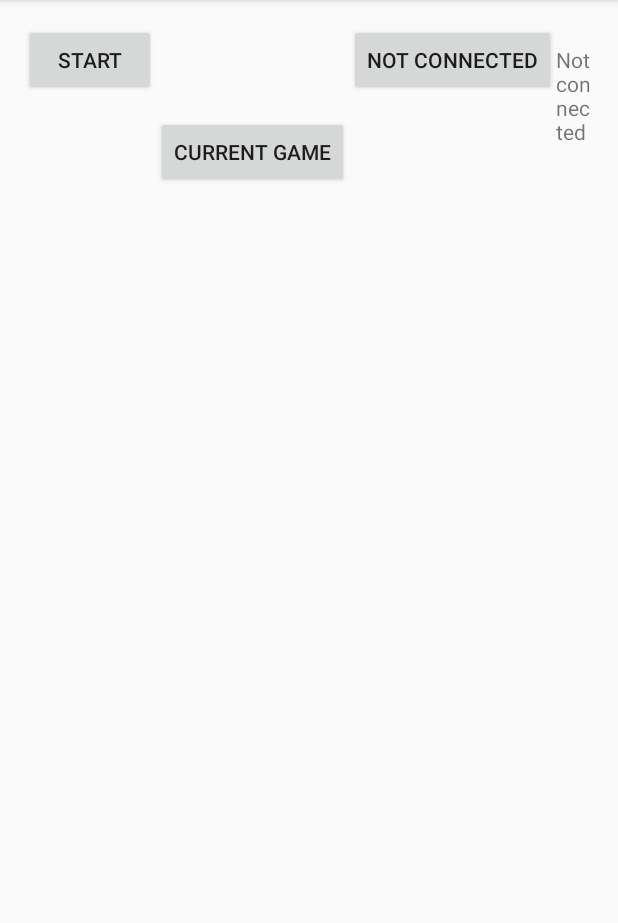
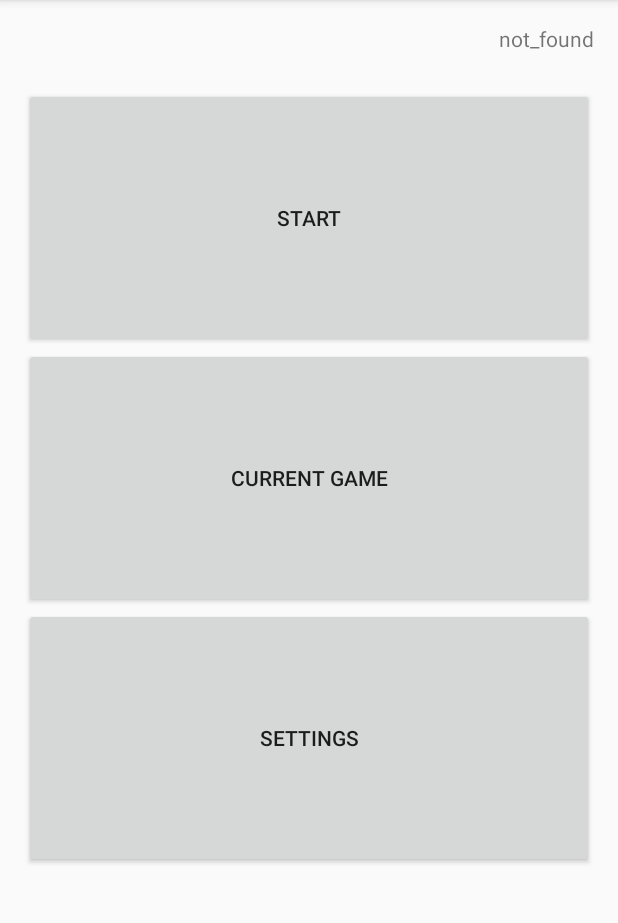
Before and after one commit to kyuhuh/aardappel, an Android app: the screen it shows after launch (MainActivity), on a phone screen of 412 x 824 dp, the part 84-1007 px from its top. Run offline under Robolectric (Android 15) with nearby library versions, the phone set to English and light mode, and no system bars; 2 statements that could not run were skipped.

Commit message:
Login flow improved, token/username from server response now gets stored and is available for use.

```diff
--- a/app/src/main/AndroidManifest.xml
+++ b/app/src/main/AndroidManifest.xml
@@ -19,7 +19,7 @@
             </intent-filter>
         </activity>
         <activity android:name=".StartActivity"></activity>
-        <activity android:name=".Account.Account_Activity"></activity>
+        <activity android:name=".Account_Activity"></activity>
     </application>
 
 </manifest>
--- a/app/src/main/java/nl/windesheim/capturetheclue/MainActivity.java
+++ b/app/src/main/java/nl/windesheim/capturetheclue/MainActivity.java
@@ -1,27 +1,49 @@
 package nl.windesheim.capturetheclue;
 
+import android.app.ProgressDialog;
+import android.content.Context;
+import android.content.Intent;
+import android.content.SharedPreferences;
 import android.support.v7.app.AppCompatActivity;
 import android.os.Bundle;
+import android.util.Log;
 import android.view.View;
-import android.widget.Button;
 import android.widget.TextView;
 
-import nl.windesheim.capturetheclue.Connection.JSONParser;
+import nl.windesheim.capturetheclue.Account.User;
 import nl.windesheim.capturetheclue.Connection.Server;
 
 public class MainActivity extends AppCompatActivity {
 
-    public static String serverStatus = "Not connected";
-    public static Button b;
+    public static String serverStatus = "";
+    public static TextView tv;
+    public static TextView userNameDisplay;
+    public static ProgressDialog pD;
+    public static boolean loggedIn = false;
+    public static final String PREFS_NAME = "prefs";
+    SharedPreferences settings;
 
     @Override
     protected void onCreate(Bundle savedInstanceState) {
         super.onCreate(savedInstanceState);
         setContentView(R.layout.activity_main);
-        TextView tv = (TextView) findViewById(R.id.status);
-        b = (Button) findViewById(R.id.settings);
-        b.setText(serverStatus);
+        tv = (TextView) findViewById(R.id.status);
         tv.setText(serverStatus);
+        settings = getSharedPreferences(PREFS_NAME, Context.MODE_PRIVATE);
+        userNameDisplay = (TextView) findViewById(R.id.userNameDisplay);
+        String username = settings.getString("username", "not_found");
+        userNameDisplay.setText(username);
+
+        // Test connection to Server, currently disabled because it takes a long time when the server is down.
+        //new Server().testConnection();
+        if (username == "not_found") {
+            //
+            Intent myIntent = new Intent(MainActivity.this, Account_Activity.class);
+            //myIntent.putExtra("key", value); //Optional parameters
+            MainActivity.this.startActivity(myIntent);
+        }
+
+
     }
 
     public void onClickMain(View view) {
@@ -36,9 +58,18 @@ public class MainActivity extends AppCompatActivity {
                 break;
 
             case R.id.settings:
-                //
 
-                new Server().testConnection();
+                Context c = this;
+                settings = c.getSharedPreferences(PREFS_NAME, Context.MODE_PRIVATE);
+                SharedPreferences.Editor editor = settings.edit();
+
+                editor.clear();
+                editor.commit();
+                Intent myIntent = new Intent(MainActivity.this, Account_Activity.class);
+                //myIntent.putExtra("key", value); //Optional parameters
+                MainActivity.this.startActivity(myIntent);
+
+
         }
     }
 }
--- a/app/src/main/res/layout/activity_main.xml
+++ b/app/src/main/res/layout/activity_main.xml
@@ -1,51 +1,64 @@
 <?xml version="1.0" encoding="utf-8"?>
 <LinearLayout xmlns:android="http://schemas.android.com/apk/res/android"
-    xmlns:tools="http://schemas.android.com/tools" android:layout_width="match_parent"
+    xmlns:tools="http://schemas.android.com/tools"
+    android:layout_width="fill_parent"
     android:layout_height="match_parent" android:paddingLeft="@dimen/activity_horizontal_margin"
     android:paddingRight="@dimen/activity_horizontal_margin"
     android:paddingTop="@dimen/activity_vertical_margin"
-    android:paddingBottom="@dimen/activity_vertical_margin" tools:context=".MainActivity">
+    android:paddingBottom="@dimen/activity_vertical_margin"
+    tools:context=".MainActivity"
+    android:orientation="vertical">
+
+    <TextView
+        android:layout_width="fill_parent"
+        android:layout_height="0dp"
+        android:id="@+id/userNameDisplay"
+        android:layout_weight="0.25"
+        android:layout_gravity="right"
+        android:textAlignment="viewEnd" />
 
     <Button
-        android:layout_width="wrap_content"
-        android:layout_height="wrap_content"
+        android:layout_width="match_parent"
+        android:layout_height="0dp"
         android:text="@string/start_button"
         android:id="@+id/start"
         android:onClick="onClickMain"
         android:layout_alignParentBottom="true"
         android:layout_centerHorizontal="true"
-        android:layout_marginBottom="152dp" />
+        android:layout_weight="1" />
 
     <Button
-        android:layout_width="wrap_content"
-        android:layout_height="wrap_content"
+        android:layout_width="match_parent"
+        android:layout_height="0dp"
         android:text="@string/current_button"
         android:id="@+id/currentgame"
         android:onClick="onClickMain"
         android:layout_alignTop="@+id/start"
         android:layout_centerHorizontal="true"
-        android:layout_marginTop="61dp" />
+        android:layout_weight="1" />
 
     <Button
-        android:layout_width="wrap_content"
-        android:layout_height="wrap_content"
+        android:layout_width="match_parent"
+        android:layout_height="0dp"
         android:text="@string/settings_button"
         android:id="@+id/settings"
         android:onClick="onClickMain"
         android:layout_alignParentTop="true"
         android:layout_alignParentLeft="true"
-        android:layout_alignParentStart="true" />
+        android:layout_alignParentStart="true"
+        android:layout_weight="1" />
 
 
     <TextView
         android:layout_width="wrap_content"
-        android:layout_height="wrap_content"
+        android:layout_height="0dp"
         android:id="@+id/status"
         android:text="Not started"
         android:layout_alignParentTop="true"
         android:layout_alignParentLeft="true"
         android:layout_alignParentStart="true"
-        android:layout_marginBottom="140dp" />
+        android:layout_weight="1"
+        android:layout_gravity="center_horizontal" />
 
 
 </LinearLayout>
--- a/app/src/main/res/values/strings.xml
+++ b/app/src/main/res/values/strings.xml
@@ -6,4 +6,5 @@
     <string name="play_friend_button">Play with your friends</string>
     <string name="play_random_button">Play random game</string>
     <string name="login_button">Log in</string>
+    <string name="loginButton">Login</string>
 </resources>
```
Also changed, not shown: app/src/main/java/nl/windesheim/capturetheclue/Account/User.java (added, +40 -0 lines).
